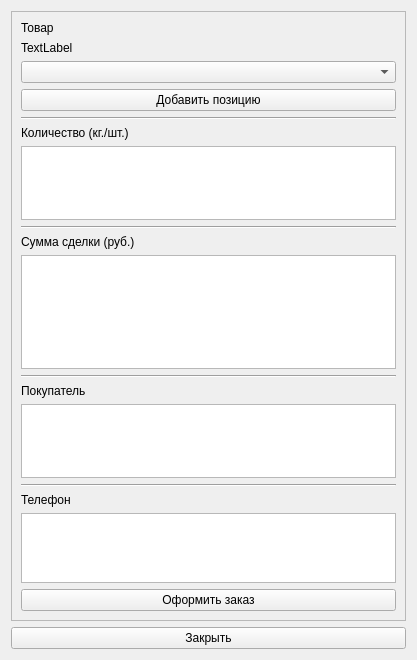
This is src/WarehouseSystemArrangeOrderWidget.ui in Belov1807/-WarehouseSystem as Qt 5 draws it before an edit. The edited form follows.
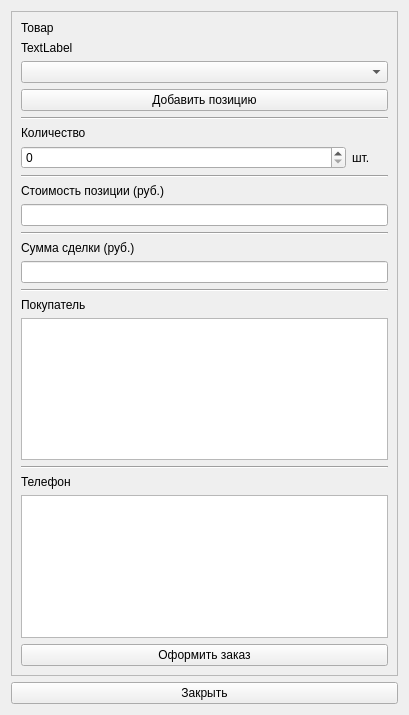
This is the edited form.

Patch:
```diff
--- a/src/WarehouseSystemArrangeOrderWidget.ui
+++ b/src/WarehouseSystemArrangeOrderWidget.ui
@@ -6,14 +6,21 @@
    <rect>
     <x>0</x>
     <y>0</y>
-    <width>417</width>
-    <height>660</height>
+    <width>409</width>
+    <height>715</height>
    </rect>
   </property>
   <property name="windowTitle">
    <string>Оформление заказа | ООО &quot;Нинель&quot;</string>
   </property>
   <layout class="QGridLayout" name="gridLayout">
+   <item row="1" column="0">
+    <widget class="QPushButton" name="pbClose">
+     <property name="text">
+      <string>Закрыть</string>
+     </property>
+    </widget>
+   </item>
    <item row="0" column="0">
     <widget class="QFrame" name="frMain">
      <property name="frameShape">
@@ -22,12 +29,15 @@
      <property name="frameShadow">
       <enum>QFrame::Raised</enum>
      </property>
-     <layout class="QHBoxLayout" name="horizontalLayout">
-      <item>
-       <layout class="QVBoxLayout" name="verticalLayout_6">
-        <item>
-         <layout class="QVBoxLayout" name="verticalLayout_5">
-          <item>
+     <layout class="QGridLayout" name="gridLayout_2">
+      <item row="6" column="0" colspan="2">
+       <widget class="Line" name="line_2">
+        <property name="orientation">
+         <enum>Qt::Horizontal</enum>
+        </property>
+       </widget>
+      </item>
+      <item row="0" column="0" colspan="2">
            <layout class="QVBoxLayout" name="verticalLayout">
             <item>
              <widget class="QLabel" name="lProductHeader">
@@ -46,8 +56,6 @@
             <item>
              <widget class="QComboBox" name="cbProducts"/>
             </item>
-           </layout>
-          </item>
           <item>
            <widget class="QPushButton" name="pbAddProduct">
             <property name="text">
@@ -55,52 +63,48 @@
             </property>
            </widget>
           </item>
+       </layout>
+      </item>
+      <item row="10" column="0" colspan="2">
+       <layout class="QVBoxLayout" name="verticalLayout_3">
           <item>
-           <layout class="QVBoxLayout" name="verticalLayout_4">
-            <item>
-             <widget class="Line" name="line">
-              <property name="orientation">
-               <enum>Qt::Horizontal</enum>
+         <widget class="QLabel" name="lCustomerHeader">
+          <property name="text">
+           <string>Покупатель</string>
               </property>
              </widget>
             </item>
             <item>
+         <widget class="QTextEdit" name="teCustomer"/>
+        </item>
+       </layout>
+      </item>
+      <item row="3" column="0">
              <widget class="QLabel" name="lProductsCountHeader">
               <property name="text">
-               <string>Количество (кг./шт.)</string>
+         <string>Количество</string>
               </property>
              </widget>
             </item>
+      <item row="4" column="0" colspan="2">
+       <layout class="QHBoxLayout" name="horizontalLayout_7" stretch="9,1">
             <item>
-             <widget class="QTextEdit" name="teProductsCount">
-              <property name="inputMethodHints">
-               <set>Qt::ImhMultiLine</set>
+         <widget class="QSpinBox" name="sbProductsCount">
+          <property name="singleStep">
+           <number>1</number>
+          </property>
+         </widget>
+        </item>
+        <item>
+         <widget class="QLabel" name="lProductsCountUnit">
+          <property name="text">
+           <string>шт.</string>
               </property>
              </widget>
             </item>
            </layout>
           </item>
-          <item>
-           <spacer name="verticalSpacer_2">
-            <property name="orientation">
-             <enum>Qt::Vertical</enum>
-            </property>
-            <property name="sizeHint" stdset="0">
-             <size>
-              <width>20</width>
-              <height>40</height>
-             </size>
-            </property>
-           </spacer>
-          </item>
-          <item>
-           <widget class="Line" name="line_2">
-            <property name="orientation">
-             <enum>Qt::Horizontal</enum>
-            </property>
-           </widget>
-          </item>
-          <item>
+      <item row="8" column="0" colspan="2">
            <layout class="QVBoxLayout" name="verticalLayout_2">
             <item>
              <spacer name="verticalSpacer">
@@ -116,16 +120,14 @@
              </spacer>
             </item>
             <item>
-             <widget class="QLabel" name="label_2">
+         <widget class="QLabel" name="lTotalCostHeader">
               <property name="text">
                <string>Сумма сделки (руб.)</string>
               </property>
              </widget>
             </item>
             <item>
-             <widget class="QTextEdit" name="teTotalCost"/>
-            </item>
-           </layout>
+         <widget class="QLineEdit" name="leTotalCost"/>
           </item>
           <item>
            <widget class="Line" name="line_4">
@@ -134,23 +136,29 @@
             </property>
            </widget>
           </item>
-          <item>
-           <layout class="QVBoxLayout" name="verticalLayout_3">
-            <item>
-             <widget class="QLabel" name="lCustomerHeader">
-              <property name="text">
-               <string>Покупатель</string>
+       </layout>
+      </item>
+      <item row="5" column="1">
+       <spacer name="verticalSpacer_2">
+        <property name="orientation">
+         <enum>Qt::Vertical</enum>
+        </property>
+        <property name="sizeHint" stdset="0">
+         <size>
+          <width>20</width>
+          <height>40</height>
+         </size>
+        </property>
+       </spacer>
+      </item>
+      <item row="2" column="0" colspan="2">
+       <widget class="Line" name="line">
+        <property name="orientation">
+         <enum>Qt::Horizontal</enum>
               </property>
              </widget>
             </item>
-            <item>
-             <widget class="QTextEdit" name="teCustomer"/>
-            </item>
-           </layout>
-          </item>
-         </layout>
-        </item>
-        <item>
+      <item row="11" column="0" colspan="2">
          <layout class="QVBoxLayout" name="verticalLayout_7">
           <item>
            <widget class="Line" name="line_5">
@@ -171,23 +179,48 @@
           </item>
          </layout>
         </item>
-        <item>
+      <item row="12" column="0" colspan="2">
          <widget class="QPushButton" name="pbArrangeOrder">
           <property name="text">
            <string>Оформить заказ</string>
           </property>
          </widget>
         </item>
-       </layout>
-      </item>
-     </layout>
-    </widget>
-   </item>
-   <item row="1" column="0">
-    <widget class="QPushButton" name="pbClose">
+      <item row="7" column="0" colspan="2">
+       <layout class="QVBoxLayout" name="verticalLayout_6">
+        <item>
+         <spacer name="verticalSpacer_5">
+          <property name="orientation">
+           <enum>Qt::Vertical</enum>
+          </property>
+          <property name="sizeHint" stdset="0">
+           <size>
+            <width>20</width>
+            <height>40</height>
+           </size>
+          </property>
+         </spacer>
+        </item>
+        <item>
+         <widget class="QLabel" name="lPositionCostHeader">
      <property name="text">
-      <string>Закрыть</string>
-     </property>
+           <string>Стоимость позиции (руб.)</string>
+          </property>
+         </widget>
+        </item>
+        <item>
+         <widget class="QLineEdit" name="lePositionCost"/>
+        </item>
+        <item>
+         <widget class="Line" name="line_7">
+          <property name="orientation">
+           <enum>Qt::Horizontal</enum>
+          </property>
+         </widget>
+        </item>
+       </layout>
+      </item>
+     </layout>
     </widget>
    </item>
   </layout>
```
Lines whose indentation alone changed are shown as unchanged.
